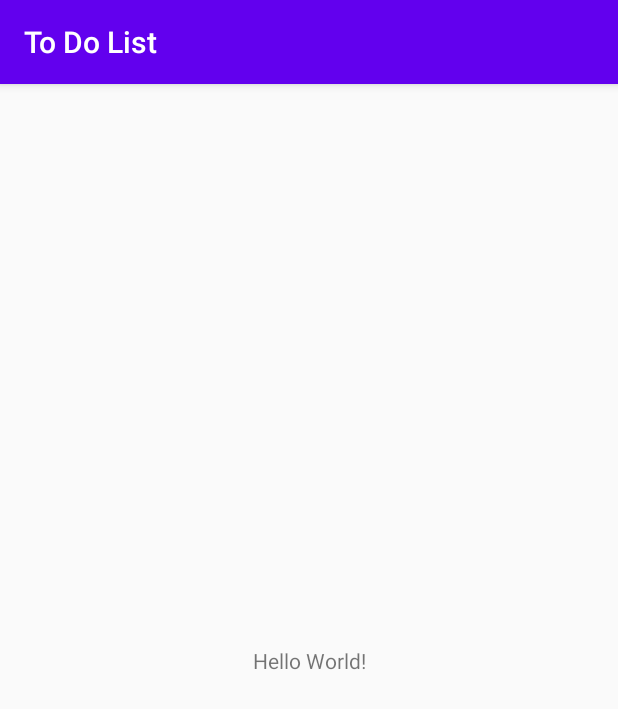
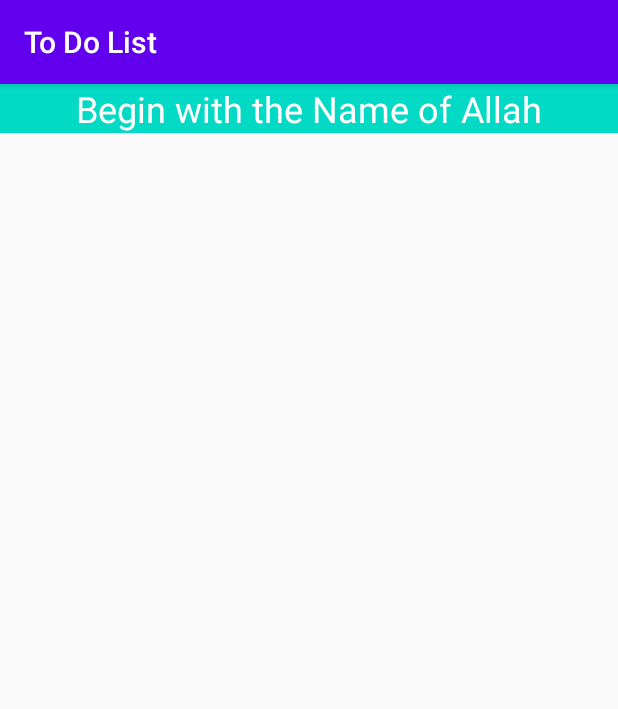
Before and after one commit to mehroz-muzaffar-SEF18/AssignmentOne, an Android app: the screen it shows after launch (MainActivity), on a phone screen of 412 x 824 dp. Shown: the top 709 px of the screen. Run offline under Robolectric (Android 15) with nearby library versions, the phone set to English and light mode, and no system bars.

Commit message:
Interface Changes

```diff
--- a/ToDoList/app/build.gradle
+++ b/ToDoList/app/build.gradle
@@ -2,11 +2,11 @@ apply plugin: 'com.android.application'
 
 android {
     compileSdkVersion 30
-    buildToolsVersion "30.0.0"
+    buildToolsVersion "30.0.3"
 
     defaultConfig {
         applicationId "com.mypkg.todolist"
-        minSdkVersion 29
+        minSdkVersion 21
         targetSdkVersion 30
         versionCode 1
         versionName "1.0"
--- a/ToDoList/app/src/main/res/layout/activity_main.xml
+++ b/ToDoList/app/src/main/res/layout/activity_main.xml
@@ -7,10 +7,13 @@
     tools:context=".MainActivity">
 
     <TextView
-        android:layout_width="wrap_content"
+        android:layout_width="0dp"
         android:layout_height="wrap_content"
-        android:text="Hello World!"
-        app:layout_constraintBottom_toBottomOf="parent"
+        android:background="@color/colorAccent"
+        android:text="@string/str"
+        android:textAlignment="center"
+        android:textColor="#FFFFFF"
+        android:textSize="24sp"
         app:layout_constraintLeft_toLeftOf="parent"
         app:layout_constraintRight_toRightOf="parent"
         app:layout_constraintTop_toTopOf="parent" />
--- a/ToDoList/app/src/main/res/values/strings.xml
+++ b/ToDoList/app/src/main/res/values/strings.xml
@@ -1,3 +1,4 @@
 <resources>
     <string name="app_name">To Do List</string>
+    <string name="str">Begin with the Name of Allah</string>
 </resources>
```
Also changed, not shown: ToDoList/gradle/wrapper/gradle-wrapper.properties, 10 other files.
